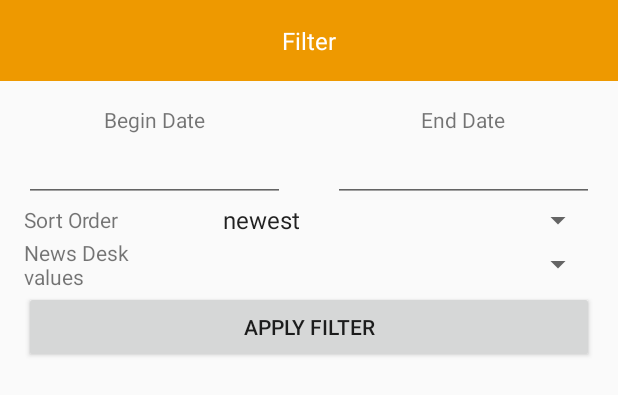
After one commit to allo86/NYTimes-Search, an Android app: the layout fragment_filter.xml on its own in the app's theme, with its tools: preview values and no code run, on a phone screen of 412 x 824 dp. The commit adds this screen. Shown: the top 395 px of the screen. Run offline under Robolectric (Android 15) with nearby library versions, the phone set to English and light mode, and no system bars.

Commit message:
Show filter as dialog

```diff
--- a/app/src/main/java/com/allo/nyt/utils/Preferences.java
+++ b/app/src/main/java/com/allo/nyt/utils/Preferences.java
@@ -37,6 +37,7 @@ public class Preferences {
     public static final String PREFS_NAME = "NYT_Preferences";
 
     public static final String SHOW_ARTICLE_FULLSCREEN = "SHOW_ARTICLE_FULLSCREEN";
+    public static final String SHOW_FILTER_DIALOG = "SHOW_FILTER_DIALOG";
 
     public void saveFilter(Filter filter) {
         putString("sort", filter.getSort());
--- /dev/null
+++ b/app/src/main/res/layout/fragment_filter.xml
@@ -0,0 +1,135 @@
+<?xml version="1.0" encoding="utf-8"?>
+<RelativeLayout xmlns:android="http://schemas.android.com/apk/res/android"
+    android:layout_width="match_parent"
+    android:layout_height="match_parent"
+    android:orientation="vertical">
+
+    <TextView
+        android:id="@+id/tv_title"
+        style="@style/DialogWindowTitleText"
+        android:layout_width="match_parent"
+        android:layout_height="wrap_content"
+        android:gravity="center"
+        android:padding="@dimen/activity_horizontal_margin"
+        android:text="@string/filter" />
+
+    <RelativeLayout
+        android:layout_width="match_parent"
+        android:layout_height="wrap_content"
+        android:layout_below="@+id/tv_title"
+        android:layout_marginLeft="@dimen/activity_horizontal_margin"
+        android:layout_marginRight="@dimen/activity_horizontal_margin"
+        android:paddingBottom="@dimen/activity_vertical_margin"
+        android:paddingTop="@dimen/activity_vertical_margin">
+
+        <LinearLayout
+            android:id="@+id/dates_container"
+            android:layout_width="match_parent"
+            android:layout_height="wrap_content"
+            android:baselineAligned="false"
+            android:gravity="center_vertical"
+            android:orientation="horizontal">
+
+            <LinearLayout
+                android:layout_width="0dp"
+                android:layout_height="wrap_content"
+                android:layout_marginEnd="@dimen/activity_horizontal_margin"
+                android:layout_marginRight="@dimen/activity_horizontal_margin"
+                android:layout_weight="1"
+                android:gravity="center_horizontal"
+                android:orientation="vertical">
+
+                <TextView
+                    android:layout_width="wrap_content"
+                    android:layout_height="wrap_content"
+                    android:text="@string/label_begin_date" />
+
+                <com.allo.nyt.ui.utils.DateEditText
+                    android:id="@+id/et_begin_date"
+                    android:layout_width="match_parent"
+                    android:layout_height="wrap_content" />
+
+            </LinearLayout>
+
+            <LinearLayout
+                android:layout_width="0dp"
+                android:layout_height="wrap_content"
+                android:layout_marginLeft="@dimen/activity_horizontal_margin"
+                android:layout_marginStart="@dimen/activity_horizontal_margin"
+                android:layout_weight="1"
+                android:gravity="center_horizontal"
+                android:orientation="vertical">
+
+                <TextView
+                    android:layout_width="wrap_content"
+                    android:layout_height="wrap_content"
+                    android:text="@string/label_end_date" />
+
+                <com.allo.nyt.ui.utils.DateEditText
+                    android:id="@+id/et_end_date"
+                    android:layout_width="match_parent"
+                    android:layout_height="wrap_content" />
+
+            </LinearLayout>
+
+        </LinearLayout>
+
+        <LinearLayout
+            android:id="@+id/sort_container"
+            android:layout_width="match_parent"
+            android:layout_height="wrap_content"
+            android:layout_below="@+id/dates_container"
+            android:gravity="center_vertical"
+            android:orientation="horizontal">
+
+            <TextView
+                android:layout_width="0dp"
+                android:layout_height="wrap_content"
+                android:layout_marginEnd="@dimen/activity_horizontal_margin"
+                android:layout_marginRight="@dimen/activity_horizontal_margin"
+                android:layout_weight="3"
+                android:text="@string/label_sort" />
+
+            <Spinner
+                android:id="@+id/sp_sort"
+                android:layout_width="0dp"
+                android:layout_height="wrap_content"
+                android:layout_weight="7"
+                android:entries="@array/values_sort" />
+
+        </LinearLayout>
+
+        <LinearLayout
+            android:id="@+id/news_desk_container"
+            android:layout_width="match_parent"
+            android:layout_height="wrap_content"
+            android:layout_below="@+id/sort_container"
+            android:gravity="center_vertical"
+            android:orientation="horizontal">
+
+            <TextView
+                android:layout_width="0dp"
+                android:layout_height="wrap_content"
+                android:layout_marginEnd="@dimen/activity_horizontal_margin"
+                android:layout_marginRight="@dimen/activity_horizontal_margin"
+                android:layout_weight="3"
+                android:text="@string/label_news_desk" />
+
+            <com.allo.nyt.ui.utils.MultiSpinner
+                android:id="@+id/sp_news_desk"
+                android:layout_width="0dp"
+                android:layout_height="wrap_content"
+                android:layout_weight="7" />
+
+        </LinearLayout>
+
+        <Button
+            android:id="@+id/bt_apply_filter"
+            android:layout_width="match_parent"
+            android:layout_height="wrap_content"
+            android:layout_below="@+id/news_desk_container"
+            android:text="@string/button_apply_filter" />
+
+    </RelativeLayout>
+
+</RelativeLayout>
--- a/app/src/main/res/values/strings.xml
+++ b/app/src/main/res/values/strings.xml
@@ -4,6 +4,8 @@
 
     <string name="search">Search</string>
     <string name="hint_search">Write something here &#8230;</string>
+
+    <string name="filter">Filter</string>
 
     <string name="error_load_results">There was an error loading the articles.</string>
     <string name="error_max_results">You have reached the max number of results.</string>
@@ -17,6 +19,7 @@
 
     <!-- Settings -->
     <string name="action_settings">Settings</string>
+    <string name="instructions_filter_dialog">Show filter as dialog</string>
     <string name="instructions_article_fullscreen">Show articles in fullscreen</string>
 
 </resources>
```
Also changed, not shown: app/src/main/java/com/allo/nyt/ui/filter/FilterFragment.java (added, +173 -0 lines), app/src/main/java/com/allo/nyt/ui/search/SearchActivity.java (+19 -3 lines), app/src/main/java/com/allo/nyt/ui/settings/SettingsFragment.java (+11 -0 lines), app/src/main/res/layout/fragment_settings.xml (+12 -1 lines).
